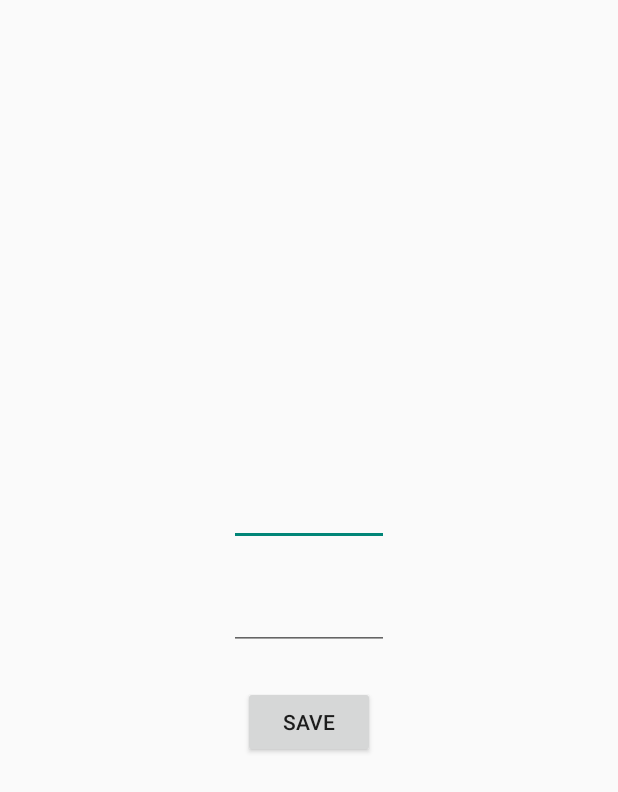
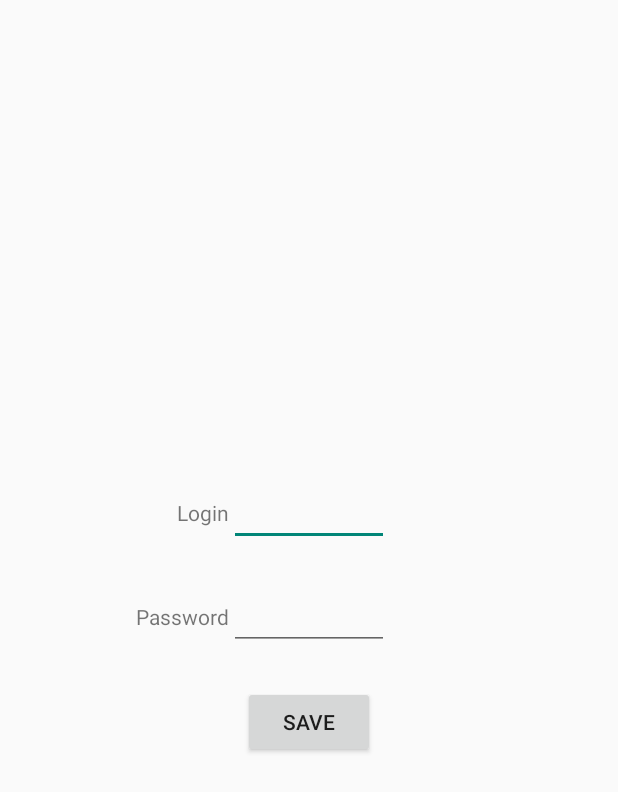
Before and after one commit to jerem-ma/IzlyCheck, an Android app: the screen it shows after launch (MainActivity), on a phone screen of 412 x 824 dp. Shown: the top 792 px of the screen. Run offline under Robolectric (Android 15) with nearby library versions, the phone set to English and light mode, and no system bars.

Commit message:
Add login and password labels

```diff
--- a/app/src/main/res/layout/activity_main.xml
+++ b/app/src/main/res/layout/activity_main.xml
@@ -7,8 +7,17 @@
 	android:layout_height="match_parent"
 	tools:context=".MainActivity">
 
+	<TextView
+		android:id="@+id/login_label"
+		android:layout_height="wrap_content"
+		android:layout_width="wrap_content"
+		app:layout_constraintRight_toLeftOf="@+id/login"
+		app:layout_constraintTop_toTopOf="@id/login"
+		app:layout_constraintBottom_toBottomOf="@id/login"
+		android:text="@string/login_label" />
+
 	<EditText
-		android:id="@+id/login"
+		android:id="@id/login"
 		android:layout_height="wrap_content"
 		android:layout_width="wrap_content"
 		android:ems="5"
@@ -19,6 +28,15 @@
 		app:layout_constraintLeft_toLeftOf="parent"
 		app:layout_constraintRight_toRightOf="parent"
 		android:inputType="number" />
+
+	<TextView
+		android:id="@+id/passwd_label"
+		android:layout_height="wrap_content"
+		android:layout_width="wrap_content"
+		app:layout_constraintRight_toLeftOf="@id/passwd"
+		app:layout_constraintTop_toTopOf="@id/passwd"
+		app:layout_constraintBottom_toBottomOf="@id/passwd"
+		android:text="@string/passwd_label" />
 
 	<EditText
 		android:id="@id/passwd"
--- a/app/src/main/res/values/strings.xml
+++ b/app/src/main/res/values/strings.xml
@@ -1,4 +1,6 @@
 <?xml version="1.0" encoding="utf-8"?>
 <resources>
+	<string name="login_label"> Login </string>
+	<string name="passwd_label"> Password </string>
 	<string name="save"> Save </string>
 </resources>
```
